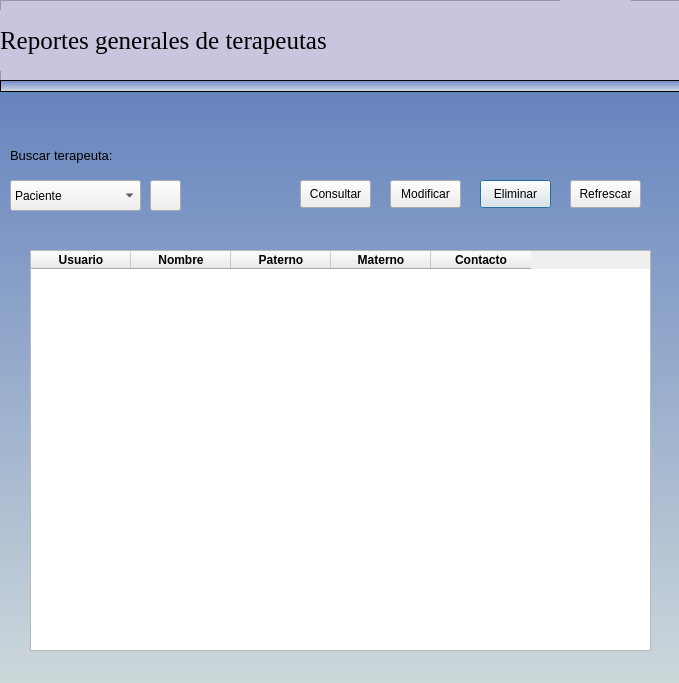
Before: the Qt Designer form pythonProject/vistas/consultarTerapeuta.ui in francisco2124/Cognidron-EEG-Version1.0, drawn with Qt 5.
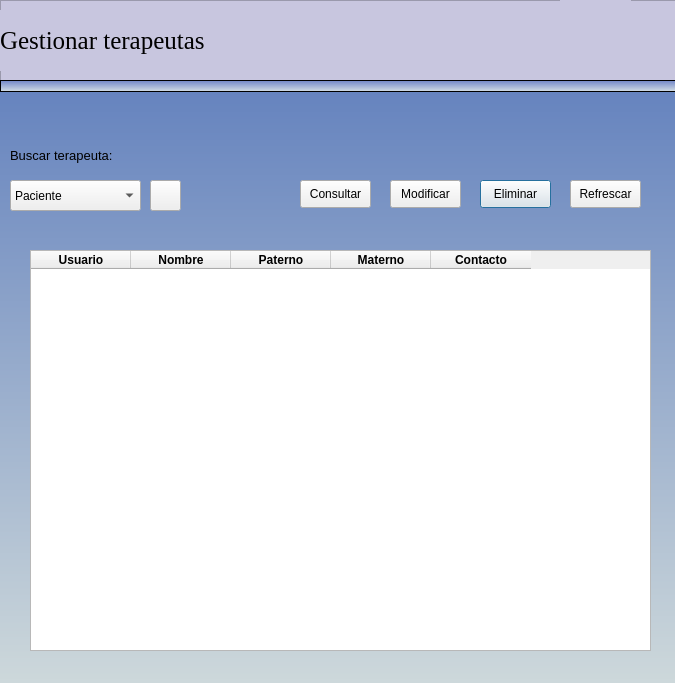
After: the same form once the commit is applied. Icons and pictures are not drawn.

```diff
--- a/pythonProject/vistas/consultarTerapeuta.ui
+++ b/pythonProject/vistas/consultarTerapeuta.ui
@@ -6,7 +6,7 @@
    <rect>
     <x>0</x>
     <y>0</y>
-    <width>679</width>
+    <width>675</width>
     <height>683</height>
    </rect>
   </property>
@@ -117,7 +117,7 @@
 font: 75 19pt &quot;Times New Roman&quot;;</string>
     </property>
     <property name="text">
-     <string>Reportes generales de terapeutas</string>
+     <string>Gestionar terapeutas</string>
     </property>
    </widget>
    <widget class="QLabel" name="label_23">
```
Left out of the diff: 2 changed lines with no effect on the pictures.
